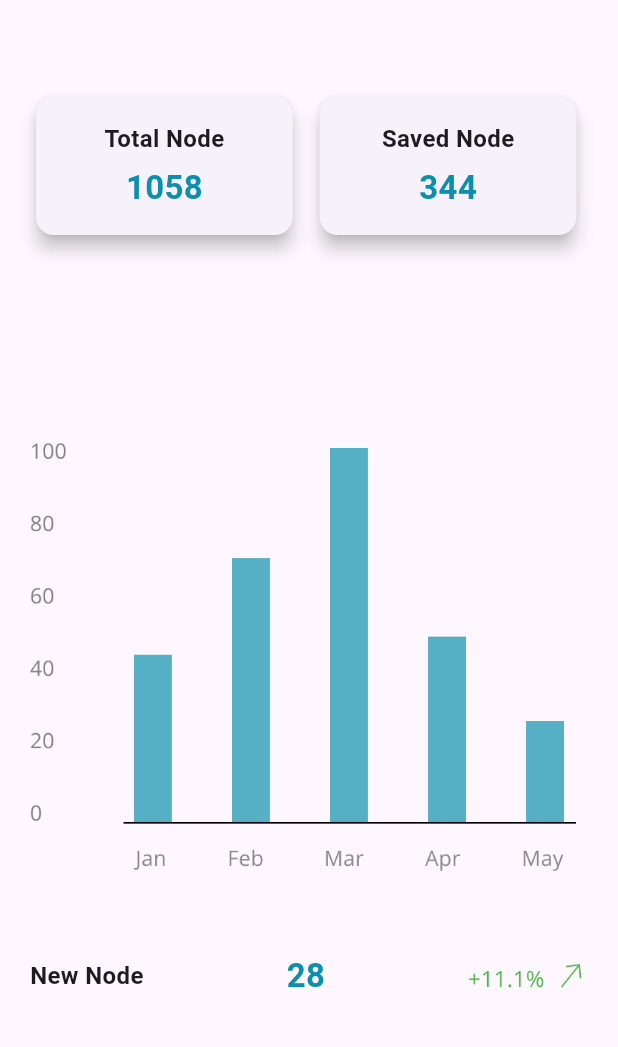
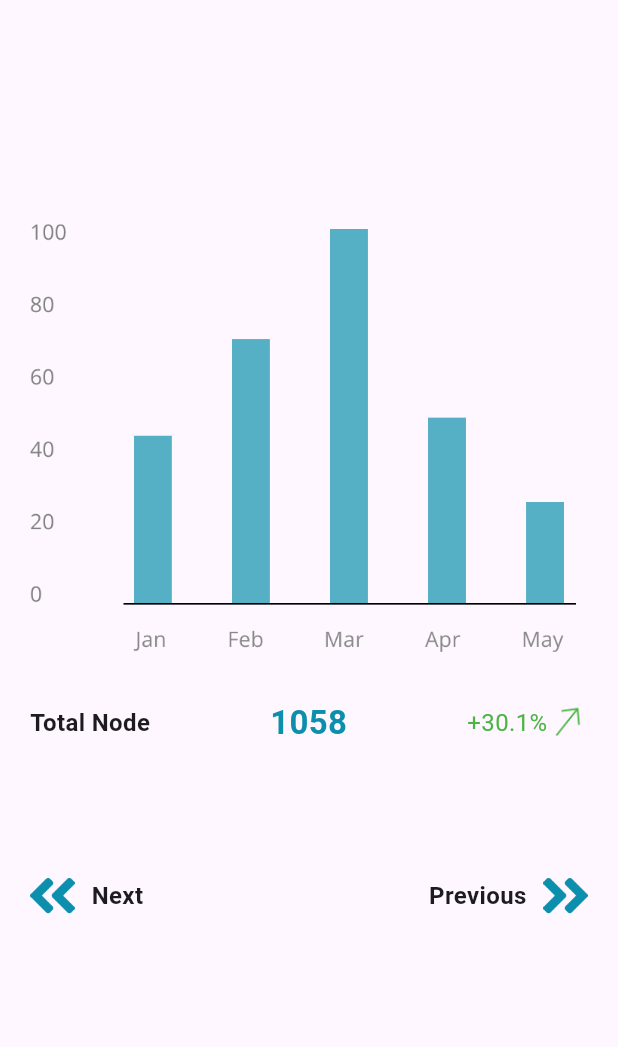
Before and after one commit to Project-5242/Project-5242-frontend, a Flutter app: the screen it shows after launch, on a phone screen of 412 x 824 dp, the part 62-1109 px from its top. Run offline on Flutter 3.47's test engine with Material 3 defaults, Android fonts, the phone set to English and light mode, and no system bars; drawn by our look-alikes of toastification; our stand-ins replace bloc, cached_network_image, dio, flutter_bloc, flutter_dotenv, flutter_html and 9 more; accounts and stored records are empty.

Commit message:
dashboard_2_page.dart ui completed

```diff
--- a/lib/data/constants/app_colors.dart
+++ b/lib/data/constants/app_colors.dart
@@ -3,4 +3,9 @@ import 'package:flutter/material.dart';
 class AppColors {
   static Color white = const Color(0xffFFFFFF);
   static Color greyDivider = const Color(0xffE5E7EB);
+  static Color green = const Color(0xFF4BB543);
+  static Color cyan = const Color(0xFF0B8FAC);
+
+
+
 }
--- a/lib/data/constants/app_string.dart
+++ b/lib/data/constants/app_string.dart
@@ -8,6 +8,9 @@ class AppStrings {
   static const String totalNode = 'Total Node';
   static const String savedNode = 'Saved Node';
   static const String newNode = 'New Node';
+  static const String previous = 'Previous';
+  static const String next = 'Next';
+
 
 
   static String loginSubTitle =
--- /dev/null
+++ b/lib/presentation/providers/dashboard_2_page.dart
@@ -0,0 +1,122 @@
+import 'package:flutter/material.dart';
+import 'package:flutter_project/base/extensions/text_style_extensions.dart';
+import 'package:flutter_project/data/constants/app_colors.dart';
+import 'package:flutter_project/data/constants/app_string.dart';
+import 'package:flutter_project/res/assets_res.dart';
+import 'package:gap/gap.dart';
+
+class Dashboard2Page extends StatelessWidget {
+  const Dashboard2Page({super.key});
+
+  @override
+  Widget build(BuildContext context) {
+    return Scaffold(
+      appBar: AppBar(
+        title: Row(
+          mainAxisAlignment: MainAxisAlignment.spaceBetween,
+          children: [
+            Row(
+              children: [
+                Image.asset(
+                  AssetsRes.MENU_ICON,
+                  height: 25,
+                  width: 25,
+                ),
+                const Gap(15),
+                Text(
+                  AppStrings.dashboard,
+                  style: context.titleLarge.copyWith(
+                      fontWeight: FontWeight.bold, color: Colors.black),
+                ),
+              ],
+            ),
+            Image.asset(
+              AssetsRes.ARROW,
+              height: 25,
+              width: 25,
+            ),
+          ],
+        ),
+      ),
+      body: ListView(
+        padding: const EdgeInsets.symmetric(horizontal: 20, vertical: 10),
+        children: [
+          const SizedBox(height: 117),
+          Image.asset(
+            AssetsRes.GRAPH,
+          ),
+          const SizedBox(height: 30),
+          Row(
+            crossAxisAlignment: CrossAxisAlignment.center,
+            mainAxisAlignment: MainAxisAlignment.spaceBetween,
+            children: [
+              Text(
+                AppStrings.totalNode,
+                style:
+                    context.titleMedium.copyWith(fontWeight: FontWeight.bold),
+              ),
+              Text(
+                "1058",
+                style: context.titleLarge.copyWith(
+                    fontWeight: FontWeight.bold,
+                    color: AppColors.cyan),
+              ),
+              Row(
+                children: [
+                  Text(
+                    "+30.1%",
+                    style: context.titleMedium.copyWith(
+                        fontWeight: FontWeight.normal,
+                        color: AppColors.green),
+                  ),
+                  Image.asset(
+                    AssetsRes.INCREASEPERSENTAGE,
+                    height: 33.54,
+                    width: 27.14,
+                  ),
+                ],
+              )
+            ],
+          ),
+          const SizedBox(height: 87),
+          Row(
+            crossAxisAlignment: CrossAxisAlignment.center,
+            mainAxisAlignment: MainAxisAlignment.spaceBetween,
+            children: [
+             Row(
+               children: [
+                 Image.asset(
+                     AssetsRes.PREVIOUSE,
+                     width: 30,
+                     height: 24
+                 ),
+                 const Gap(11),
+                 Text(
+                   AppStrings.next,
+                   style:
+                   context.titleMedium.copyWith(fontWeight: FontWeight.bold),
+                 ),
+               ],
+             ),
+              Row(
+                children: [
+                  Text(
+                    AppStrings.previous,
+                    style:
+                    context.titleMedium.copyWith(fontWeight: FontWeight.bold),
+                  ),
+                  const Gap(11),
+                  Image.asset(
+                    AssetsRes.NEXT,
+                    width: 30,
+                    height: 24,
+                  ),
+                ],
+              )
+            ],
+          )
+        ],
+      ),
+    );
+  }
+}
--- a/lib/presentation/splash/splash_view.dart
+++ b/lib/presentation/splash/splash_view.dart
@@ -16,7 +16,7 @@ class _SplashViewState extends State<SplashView> {
   @override
   void initState() {
     Future.delayed(const Duration(seconds: 03), () {
-      if (context.mounted) context.pushNamedAndRemoveUntil(Routes.dashboard1Page);
+      if (context.mounted) context.pushNamedAndRemoveUntil(Routes.dashboard2Page);
     });
     super.initState();
   }
--- a/lib/res/assets_res.dart
+++ b/lib/res/assets_res.dart
@@ -21,6 +21,8 @@ class AssetsRes {
   static const String PROFILE = 'assets/icon/profile.png';
   static const String GRAPH = 'assets/icon/graph.png';
   static const String INCREASEPERSENTAGE = 'assets/icon/increase_percentage.png';
+  static const String PREVIOUSE = 'assets/icon/previous.png';
+  static const String NEXT = 'assets/icon/next.png';
   static const String PAGE_NOT_FOUND = 'assets/lottie/page_not_found.json';
   static const String WELCOME_LOTTIE = 'assets/lottie/welcome_lottie.json';
   static const String DOTENV = 'assets/secrets/dotenv.env';
--- a/lib/routes/route_generator.dart
+++ b/lib/routes/route_generator.dart
@@ -4,6 +4,7 @@ import 'package:flutter_project/presentation/providers/dashboard_1_page.dart';
 import 'package:flutter_project/routes/routes.dart';
 
 import '../presentation/home/home_view.dart';
+import '../presentation/providers/dashboard_2_page.dart';
 import '../presentation/providers/provider_menu_page.dart';
 import '../presentation/splash/splash_view.dart';
 
@@ -23,6 +24,8 @@ class RouteGenerator {
         widgetScreen = const ProviderMenuPage();
       case Routes.dashboard1Page:
         widgetScreen = const Dashboard1Page();
+      case Routes.dashboard2Page:
+        widgetScreen = const Dashboard2Page();
       case Routes.homeScreen:
         widgetScreen = const HomeView();
         break;
--- a/lib/routes/routes.dart
+++ b/lib/routes/routes.dart
@@ -11,6 +11,9 @@ class Routes {
   static const String errorScreen = "/errorScreen";
   static const String providerHomeScreen = "/providerHomeScreen";
   static const String dashboard1Page = "/dashboard1Page";
+  static const String dashboard2Page = "/dashboard2Page";
+  static const String dashboard3Page = "/dashboard3Page";
+
 
 
 }
```
Also changed, not shown: assets/icon/increase_percentage.png, assets/icon/next.png (added), assets/icon/previous.png (added).
